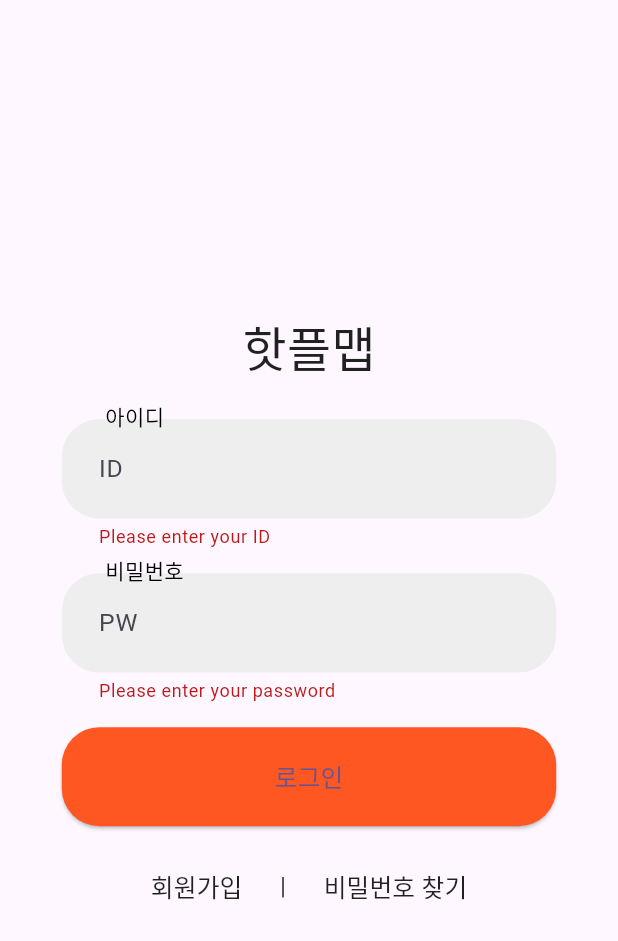
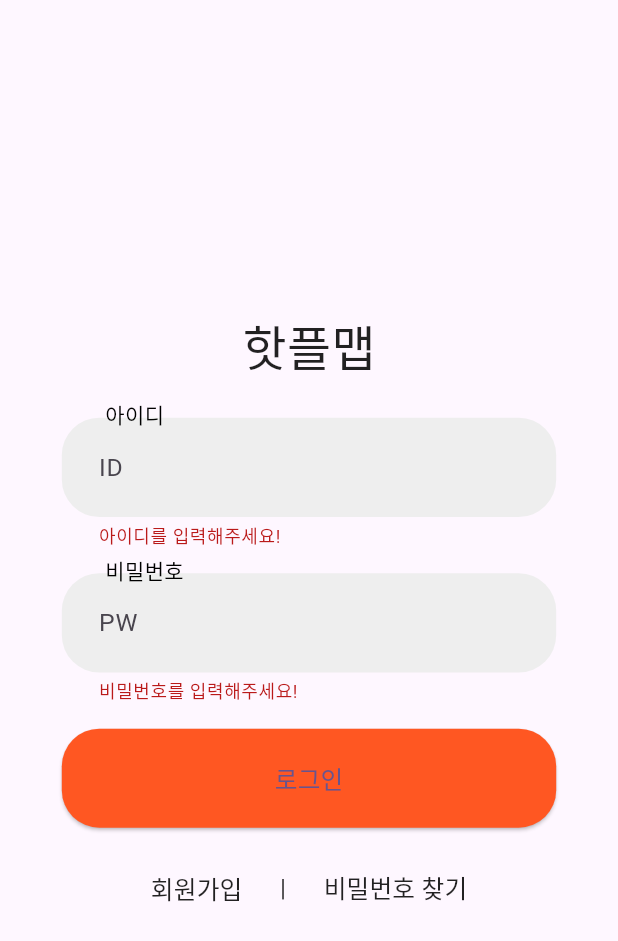
Before and after one commit to jsub1379/AdventureDesign24-1, a Flutter app: the screen it shows after launch, after a tap on "로그인", on a phone screen of 412 x 824 dp. Shown: the top 941 px of the screen. Run offline on Flutter 3.47's test engine with Material 3 defaults, Android fonts, the light colour scheme and no system bars.

```diff
--- a/hotplacemap_app/lib/main.dart
+++ b/hotplacemap_app/lib/main.dart
@@ -19,7 +19,6 @@ class MyApp extends StatelessWidget {
     );
   }
 }
-
 class LoginPage extends StatefulWidget {
   const LoginPage({super.key});
 
@@ -77,7 +76,7 @@ class _LoginPageState extends State<LoginPage> {
                       style: TextStyle(fontSize: screenHeight * 0.02),
                       validator: (value) {
                         if (value == null || value.isEmpty) {
-                          return 'Please enter your ID';
+                          return '아이디를 입력해주세요!';
                         }
                         return null;
                       },
@@ -120,7 +119,7 @@ class _LoginPageState extends State<LoginPage> {
                       style: TextStyle(fontSize: screenHeight * 0.02),
                       validator: (value) {
                         if (value == null || value.isEmpty) {
-                          return 'Please enter your password';
+                          return '비밀번호를 입력해주세요!';
                         }
                         return null;
                       },
```
Also changed, not shown: hotplacemap_app/lib/findpw.dart (added), hotplacemap_app/lib/mainPage.dart (added), hotplacemap_app/lib/register.dart (added).
